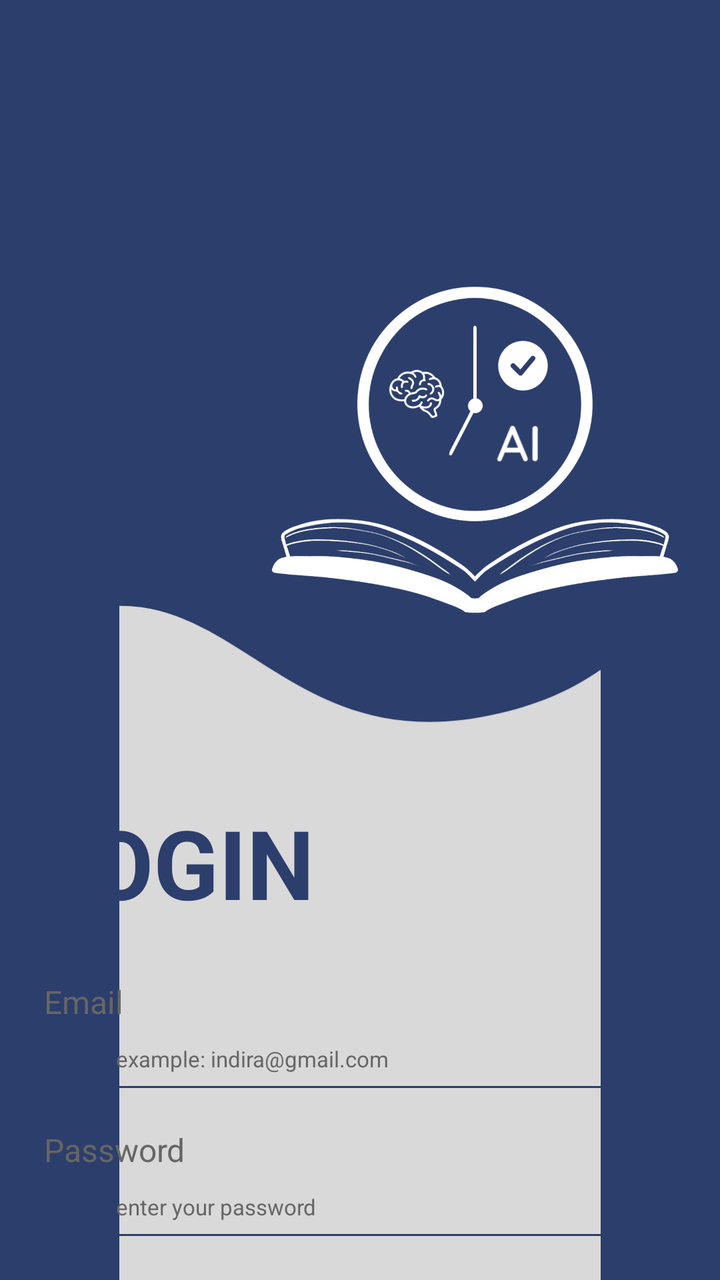
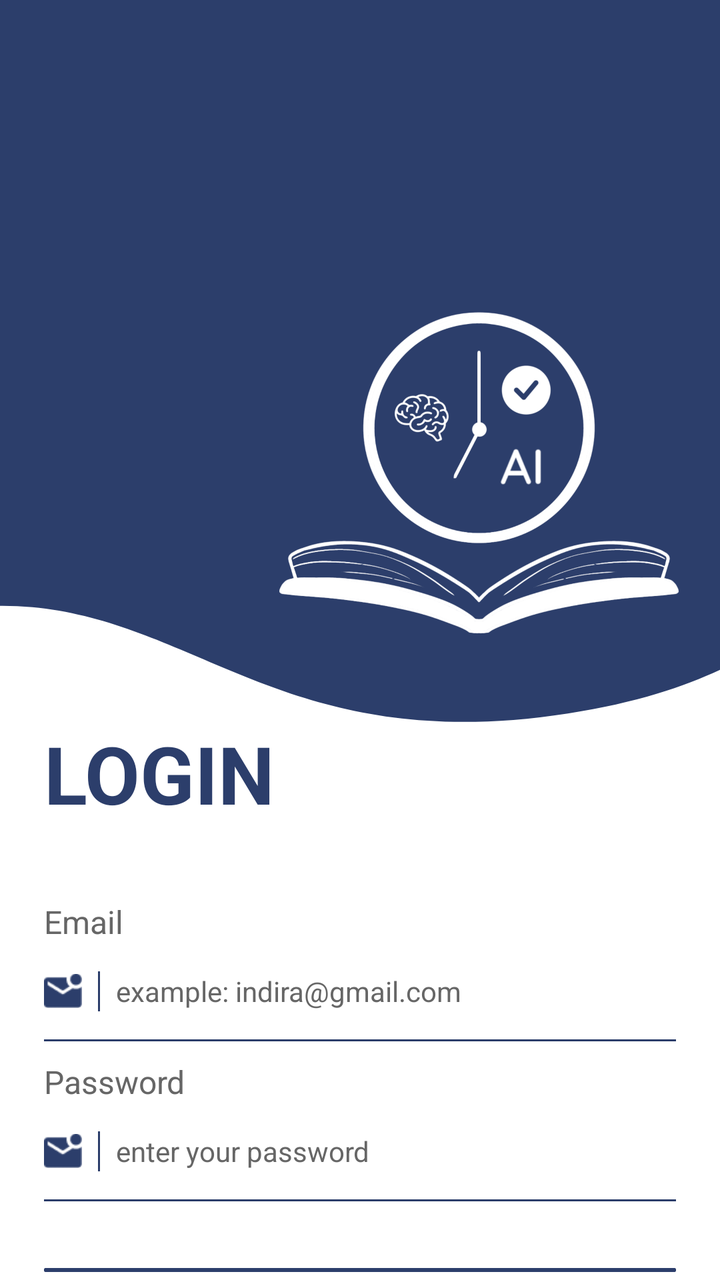

Compare the two renders of this Android layout. The source of the first and the diff that turns it into the second are given below.
<!-- AndroidManifest.xml: application theme Theme.StuddyBuddyApk -->
<!-- res/layout/activity_login.xml -->
<?xml version="1.0" encoding="utf-8"?>
<RelativeLayout xmlns:android="http://schemas.android.com/apk/res/android"
    xmlns:app="http://schemas.android.com/apk/res-auto"
    android:layout_width="match_parent"
    android:layout_height="match_parent"
    android:id="@+id/main"
    android:background="@color/primary_brand">

    <ImageView
        android:id="@+id/img_study_buddy"
        android:layout_width="286dp"
        android:layout_height="218dp"
        android:layout_alignParentTop="true"
        android:layout_alignParentStart="true"
        android:layout_marginStart="116dp"
        android:layout_marginTop="110dp"
        android:src="@drawable/logo_studdy_buddy"
        android:contentDescription="StuddyBuddy Logo" />

    <ImageView
        android:id="@+id/img_vector_bg"
        android:layout_width="match_parent"
        android:layout_height="100dp"
        android:layout_alignParentStart="true"
        android:layout_alignParentTop="true"
        android:layout_alignParentEnd="true"
        android:layout_alignParentBottom="true"
        android:layout_marginTop="300dp"
        android:layout_marginEnd="0dp"
        android:layout_marginBottom="0dp"
        android:contentDescription="Vector 1"
        android:src="@drawable/vektor1" />

    <TextView
        android:id="@+id/tv_login_title"
        android:layout_width="278dp"
        android:layout_height="56dp"
        android:layout_alignParentStart="true"
        android:layout_alignParentTop="true"
        android:layout_marginStart="-51dp"
        android:layout_marginTop="399dp"
        android:gravity="center"
        android:text="LOGIN"
        android:textColor="@color/text_primary"
        android:textSize="48sp"
        android:textStyle="bold" />

    <RelativeLayout
        android:id="@+id/container_email"
        android:layout_width="345dp"
        android:layout_height="54dp"
        android:layout_alignParentTop="true"
        android:layout_alignParentStart="true"
        android:layout_marginStart="22dp"
        android:layout_marginTop="490dp">

        <TextView
            android:layout_width="73dp"
            android:layout_height="19dp"
            android:text="Email"
            android:textColor="@color/text_secondary"
            android:textSize="16sp" />

        <ImageView
            android:layout_width="19dp"
            android:layout_height="19dp"
            android:layout_marginTop="31dp"
            android:src="@drawable/img_email"
            app:tint="@color/text_primary"/>

        <View
            android:layout_width="1dp"
            android:layout_height="15dp"
            android:layout_marginStart="29dp"
            android:layout_marginTop="33dp"
            android:background="@color/text_primary" />

        <EditText
            android:id="@+id/et_email"
            android:layout_width="245dp"
            android:layout_height="wrap_content"
            android:layout_marginStart="36dp"
            android:layout_marginTop="32dp"
            android:background="@null"
            android:hint="example: indira@gmail.com"
            android:textColorHint="@color/text_secondary"
            android:textColor="@color/text_primary"
            android:textSize="11sp"
            android:inputType="textEmailAddress" />

        <View
            android:layout_width="345dp"
            android:layout_height="1dp"
            android:layout_marginTop="53dp"
            android:background="@color/text_primary" />
    </RelativeLayout>

    <RelativeLayout
        android:id="@+id/container_password"
        android:layout_width="345dp"
        android:layout_height="54dp"
        android:layout_alignParentTop="true"
        android:layout_alignParentStart="true"
        android:layout_marginStart="22dp"
        android:layout_marginTop="564dp">

        <TextView
            android:layout_width="73dp"
            android:layout_height="19dp"
            android:text="Password"
            android:textColor="@color/text_secondary"
            android:textSize="16sp" />

        <ImageView
            android:layout_width="19dp"
            android:layout_height="19dp"
            android:layout_marginTop="31dp"
            android:src="@drawable/img_password"
            app:tint="@color/text_primary"/>

        <View
            android:layout_width="1dp"
            android:layout_height="15dp"
            android:layout_marginStart="29dp"
            android:layout_marginTop="33dp"
            android:background="@color/text_primary" />

        <EditText
            android:id="@+id/et_password"
            android:layout_width="245dp"
            android:layout_height="wrap_content"
            android:layout_marginStart="36dp"
            android:layout_marginTop="32dp"
            android:background="@null"
            android:hint="enter your password"
            android:textColorHint="@color/text_secondary"
            android:textColor="@color/text_primary"
            android:textSize="11sp"
            android:inputType="textPassword" />

        <View
            android:layout_width="345dp"
            android:layout_height="1dp"
            android:layout_marginTop="53dp"
            android:background="@color/text_primary" />
    </RelativeLayout>

    <Button
        android:id="@+id/btn_login"
        android:layout_width="348dp"
        android:layout_height="48dp"
        android:layout_alignParentStart="true"
        android:layout_alignParentTop="true"
        android:layout_alignParentEnd="true"
        android:layout_marginStart="30dp"
        android:layout_marginTop="651dp"
        android:layout_marginEnd="30dp"
        android:backgroundTint="@color/surface_main"
        android:text="Login"
        android:textAllCaps="false"
        android:textColor="@color/text_primary"
        android:textSize="16sp" />

    <TextView
        android:id="@+id/tv_go_to_register"
        android:layout_width="wrap_content"
        android:layout_height="wrap_content"
        android:layout_below="@id/btn_login"
        android:layout_centerHorizontal="true"
        android:layout_marginTop="16dp"
        android:text="Don't have an account? Register here"
        android:textColor="@color/white"
        android:textSize="14sp" />

</RelativeLayout>
<!-- resources referenced by this layout -->
<resources>
  <color name="primary_brand">#2C3E6B</color>
  <color name="surface_main">#FFFFFF</color>
  <color name="text_primary">#2C3E6B</color>
  <color name="text_secondary">#666666</color>
  <color name="white">#FFFFFFFF</color>
  <!-- drawable img_email: png bitmap (drawable, 464 bytes) -->
  <!-- drawable img_password: png bitmap (drawable, 464 bytes) -->
  <!-- drawable logo_studdy_buddy: png bitmap (drawable, 506623 bytes) -->
  <!-- drawable vektor1 (drawable) -->
  <vector xmlns:android="http://schemas.android.com/apk/res/android"
      android:width="422dp"
      android:height="597dp"
      android:viewportWidth="402"
      android:viewportHeight="597">
  
      <path
          android:pathData="M18.0493,6.31274C-57.5685,-4.96402 -126.158,63.8152 -151,99.6145V597H956V99.6145C912.071,99.6145 783.861,84.713 622.446,25.1074C420.677,-49.3997 471.574,62.0253 317.066,99.6145C162.559,137.204 112.571,20.4087 18.0493,6.31274Z"
          android:fillColor="#D9D9D9"/>
  </vector>
  <style name="Theme.StuddyBuddyApk" parent="Base.Theme.StuddyBuddyApk" />
  <style name="Base.Theme.StuddyBuddyApk" parent="Theme.Material3.DayNight.NoActionBar">
          
      </style>
</resources>

<!-- the commit's change to res/layout/activity_login.xml (unified diff, before → after) -->
@@ -4,161 +4,171 @@
     android:layout_width="match_parent"
     android:layout_height="match_parent"
     android:id="@+id/main"
-    android:background="@color/primary_brand">
+    android:background="@color/auth_bg">
 
     <ImageView
         android:id="@+id/img_study_buddy"
-        android:layout_width="286dp"
-        android:layout_height="218dp"
+        android:layout_width="386dp"
+        android:layout_height="318dp"
         android:layout_alignParentTop="true"
-        android:layout_alignParentStart="true"
-        android:layout_marginStart="116dp"
-        android:layout_marginTop="110dp"
-        android:src="@drawable/logo_studdy_buddy"
-        android:contentDescription="StuddyBuddy Logo" />
+        android:layout_marginTop="70dp"
+        android:layout_marginStart="120dp"
+        android:contentDescription="StuddyBuddy Logo"
+        android:src="@drawable/logo_trans" />
 
     <ImageView
         android:id="@+id/img_vector_bg"
         android:layout_width="match_parent"
-        android:layout_height="100dp"
-        android:layout_alignParentStart="true"
-        android:layout_alignParentTop="true"
-        android:layout_alignParentEnd="true"
-        android:layout_alignParentBottom="true"
+        android:layout_height="match_parent"
         android:layout_marginTop="300dp"
-        android:layout_marginEnd="0dp"
-        android:layout_marginBottom="0dp"
-        android:contentDescription="Vector 1"
+        android:scaleType="fitXY"
+        android:contentDescription="Vector Background"
         android:src="@drawable/vektor1" />
 
     <TextView
         android:id="@+id/tv_login_title"
-        android:layout_width="278dp"
-        android:layout_height="56dp"
+        android:layout_width="wrap_content"
+        android:layout_height="wrap_content"
         android:layout_alignParentStart="true"
-        android:layout_alignParentTop="true"
-        android:layout_marginStart="-51dp"
-        android:layout_marginTop="399dp"
-        android:gravity="center"
+        android:layout_marginTop="360dp"
+        android:layout_marginStart="22dp"
         android:text="LOGIN"
-        android:textColor="@color/text_primary"
-        android:textSize="48sp"
+        android:textColor="@color/auth_text_on_card"
+        android:textSize="40sp"
         android:textStyle="bold" />
 
     <RelativeLayout
         android:id="@+id/container_email"
-        android:layout_width="345dp"
-        android:layout_height="54dp"
-        android:layout_alignParentTop="true"
-        android:layout_alignParentStart="true"
-        android:layout_marginStart="22dp"
-        android:layout_marginTop="490dp">
+        android:layout_width="match_parent"
+        android:layout_height="wrap_content"
+        android:layout_marginHorizontal="22dp"
+        android:layout_marginTop="450dp">
 
         <TextView
-            android:layout_width="73dp"
-            android:layout_height="19dp"
+            android:id="@+id/tv_label_email"
+            android:layout_width="wrap_content"
+            android:layout_height="wrap_content"
             android:text="Email"
-            android:textColor="@color/text_secondary"
+            android:textColor="@color/auth_text_secondary_on_card"
             android:textSize="16sp" />
 
-        <ImageView
-            android:layout_width="19dp"
-            android:layout_height="19dp"
-            android:layout_marginTop="31dp"
-            android:src="@drawable/img_email"
-            app:tint="@color/text_primary"/>
+        <RelativeLayout
+            android:id="@+id/row_input_email"
+            android:layout_width="match_parent"
+            android:layout_height="40dp"
+            android:layout_below="@id/tv_label_email"
+            android:layout_marginTop="4dp">
+
+            <ImageView
+                android:id="@+id/iv_email_icon"
+                android:layout_width="19dp"
+                android:layout_height="19dp"
+                android:layout_centerVertical="true"
+                android:src="@drawable/img_email"
+                app:tint="@color/auth_text_on_card"/>
+
+            <View
+                android:id="@+id/divider_email"
+                android:layout_width="1dp"
+                android:layout_height="20dp"
+                android:layout_toEndOf="@id/iv_email_icon"
+                android:layout_centerVertical="true"
+                android:layout_marginStart="8dp"
+                android:background="@color/auth_text_on_card" />
+
+            <EditText
+                android:id="@+id/et_email"
+                android:layout_width="match_parent"
+                android:layout_height="match_parent"
+                android:layout_toEndOf="@id/divider_email"
+                android:layout_marginStart="8dp"
+                android:background="@null"
+                android:hint="example: indira@gmail.com"
+                android:textColorHint="@color/auth_text_secondary_on_card"
+                android:textColor="@color/auth_text_on_card"
+                android:textSize="14sp"
+                android:inputType="textEmailAddress" />
+        </RelativeLayout>
 
         <View
-            android:layout_width="1dp"
-            android:layout_height="15dp"
-            android:layout_marginStart="29dp"
-            android:layout_marginTop="33dp"
-            android:background="@color/text_primary" />
-
-        <EditText
-            android:id="@+id/et_email"
-            android:layout_width="245dp"
-            android:layout_height="wrap_content"
-            android:layout_marginStart="36dp"
-            android:layout_marginTop="32dp"
-            android:background="@null"
-            android:hint="example: indira@gmail.com"
-            android:textColorHint="@color/text_secondary"
-            android:textColor="@color/text_primary"
-            android:textSize="11sp"
-            android:inputType="textEmailAddress" />
-
-        <View
-            android:layout_width="345dp"
+            android:layout_width="match_parent"
             android:layout_height="1dp"
-            android:layout_marginTop="53dp"
-            android:background="@color/text_primary" />
+            android:layout_below="@id/row_input_email"
+            android:layout_marginTop="4dp"
+            android:background="@color/auth_text_on_card" />
     </RelativeLayout>
 
     <RelativeLayout
         android:id="@+id/container_password"
-        android:layout_width="345dp"
-        android:layout_height="54dp"
-        android:layout_alignParentTop="true"
-        android:layout_alignParentStart="true"
-        android:layout_marginStart="22dp"
-        android:layout_marginTop="564dp">
+        android:layout_width="match_parent"
+        android:layout_height="wrap_content"
+        android:layout_marginHorizontal="22dp"
+        android:layout_marginTop="530dp">
 
         <TextView
-            android:layout_width="73dp"
-            android:layout_height="19dp"
+            android:id="@+id/tv_label_password"
+            android:layout_width="wrap_content"
+            android:layout_height="wrap_content"
             android:text="Password"
-            android:textColor="@color/text_secondary"
+            android:textColor="@color/auth_text_secondary_on_card"
             android:textSize="16sp" />
 
-        <ImageView
-            android:layout_width="19dp"
-            android:layout_height="19dp"
-            android:layout_marginTop="31dp"
-            android:src="@drawable/img_password"
-            app:tint="@color/text_primary"/>
+        <RelativeLayout
+            android:id="@+id/row_input_password"
+            android:layout_width="match_parent"
+            android:layout_height="40dp"
+            android:layout_below="@id/tv_label_password"
+            android:layout_marginTop="4dp">
+
+            <ImageView
+                android:id="@+id/iv_password_icon"
+                android:layout_width="19dp"
+                android:layout_height="19dp"
+                android:layout_centerVertical="true"
+                android:src="@drawable/img_password"
+                app:tint="@color/auth_text_on_card"/>
+
+            <View
+                android:id="@+id/divider_password"
+                android:layout_width="1dp"
+                android:layout_height="20dp"
+                android:layout_toEndOf="@id/iv_password_icon"
+                android:layout_centerVertical="true"
+                android:layout_marginStart="8dp"
+                android:background="@color/auth_text_on_card" />
+
+            <EditText
+                android:id="@+id/et_password"
+                android:layout_width="match_parent"
+                android:layout_height="match_parent"
+                android:layout_toEndOf="@id/divider_password"
+                android:layout_marginStart="8dp"
+                android:background="@null"
+                android:hint="enter your password"
+                android:textColorHint="@color/auth_text_secondary_on_card"
+                android:textColor="@color/auth_text_on_card"
+                android:textSize="14sp"
+                android:inputType="textPassword" />
+        </RelativeLayout>
 
         <View
-            android:layout_width="1dp"
-            android:layout_height="15dp"
-            android:layout_marginStart="29dp"
-            android:layout_marginTop="33dp"
-            android:background="@color/text_primary" />
-
-        <EditText
-            android:id="@+id/et_password"
-            android:layout_width="245dp"
-            android:layout_height="wrap_content"
-            android:layout_marginStart="36dp"
-            android:layout_marginTop="32dp"
-            android:background="@null"
-            android:hint="enter your password"
-            android:textColorHint="@color/text_secondary"
-            android:textColor="@color/text_primary"
-            android:textSize="11sp"
-            android:inputType="textPassword" />
-
-        <View
-            android:layout_width="345dp"
+            android:layout_width="match_parent"
             android:layout_height="1dp"
-            android:layout_marginTop="53dp"
-            android:background="@color/text_primary" />
+            android:layout_below="@id/row_input_password"
+            android:layout_marginTop="4dp"
+            android:background="@color/auth_text_on_card" />
     </RelativeLayout>
 
     <Button
         android:id="@+id/btn_login"
-        android:layout_width="348dp"
-        android:layout_height="48dp"
-        android:layout_alignParentStart="true"
-        android:layout_alignParentTop="true"
-        android:layout_alignParentEnd="true"
-        android:layout_marginStart="30dp"
-        android:layout_marginTop="651dp"
-        android:layout_marginEnd="30dp"
-        android:backgroundTint="@color/surface_main"
+        android:layout_width="match_parent"
+        android:layout_height="56dp"
+        android:layout_marginHorizontal="22dp"
+        android:layout_marginTop="630dp"
+        android:backgroundTint="@color/primary_brand"
         android:text="Login"
         android:textAllCaps="false"
-        android:textColor="@color/text_primary"
+        android:textColor="@color/white"
         android:textSize="16sp" />
 
     <TextView
@@ -167,9 +177,9 @@
         android:layout_height="wrap_content"
         android:layout_below="@id/btn_login"
         android:layout_centerHorizontal="true"
-        android:layout_marginTop="16dp"
+        android:layout_marginTop="20dp"
         android:text="Don't have an account? Register here"
-        android:textColor="@color/white"
+        android:textColor="@color/auth_text_secondary_on_card"
         android:textSize="14sp" />
 
 </RelativeLayout>
<!-- resource entries referenced after the edit -->
@@ -1,13 +1,13 @@
 <!-- resources referenced by this layout -->
 <resources>
+  <color name="auth_bg">#2C3E6B</color>
+  <color name="auth_text_on_card">#2C3E6B</color>
+  <color name="auth_text_secondary_on_card">#666666</color>
   <color name="primary_brand">#2C3E6B</color>
-  <color name="surface_main">#FFFFFF</color>
-  <color name="text_primary">#2C3E6B</color>
-  <color name="text_secondary">#666666</color>
   <color name="white">#FFFFFFFF</color>
   <!-- drawable img_email: png bitmap (drawable, 464 bytes) -->
   <!-- drawable img_password: png bitmap (drawable, 464 bytes) -->
-  <!-- drawable logo_studdy_buddy: png bitmap (drawable, 506623 bytes) -->
+  <!-- drawable logo_trans: png bitmap (drawable, 394879 bytes) -->
   <!-- drawable vektor1 (drawable) -->
   <vector xmlns:android="http://schemas.android.com/apk/res/android"
       android:width="422dp"
@@ -17,9 +17,10 @@
   
       <path
           android:pathData="M18.0493,6.31274C-57.5685,-4.96402 -126.158,63.8152 -151,99.6145V597H956V99.6145C912.071,99.6145 783.861,84.713 622.446,25.1074C420.677,-49.3997 471.574,62.0253 317.066,99.6145C162.559,137.204 112.571,20.4087 18.0493,6.31274Z"
-          android:fillColor="#D9D9D9"/>
+          android:fillColor="@color/auth_card_bg"/>
   </vector>
   <style name="Theme.StuddyBuddyApk" parent="Base.Theme.StuddyBuddyApk" />
+  <color name="auth_card_bg">#FFFFFF</color>
   <style name="Base.Theme.StuddyBuddyApk" parent="Theme.Material3.DayNight.NoActionBar">
           
       </style>
